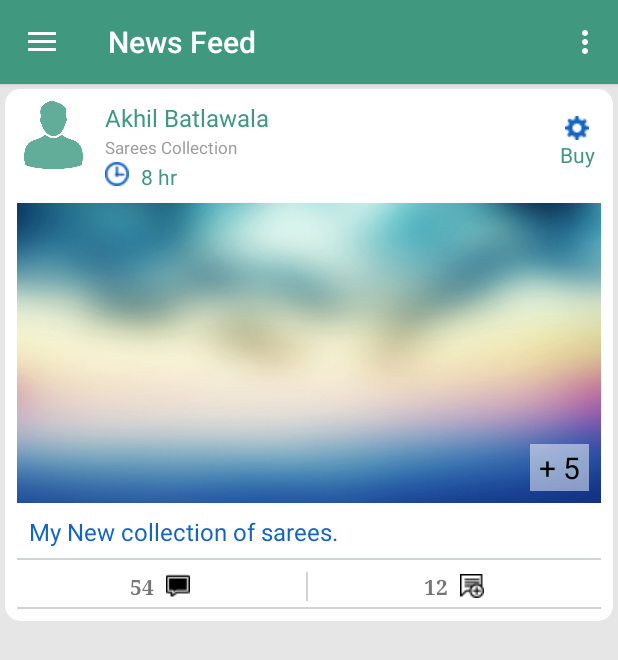
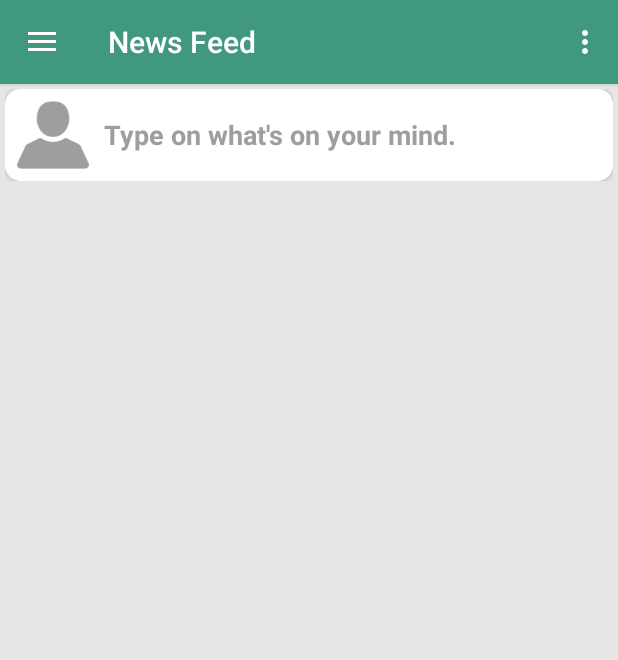
Before and after one commit to akhil1298/Textile, an Android app: the newsfeed screen opened directly, with no data from a screen before it, on a phone screen of 412 x 824 dp. Shown: the top 660 px of the screen. Run offline under Robolectric (Android 15) with nearby library versions, the phone set to English and light mode, and no system bars; 2 statements that could not run were skipped.

Commit message:
Login , New feed, create post and chat screen

```diff
--- a/app/src/main/java/fourever/textile/fragment/newsfeed.java
+++ b/app/src/main/java/fourever/textile/fragment/newsfeed.java
@@ -16,7 +16,7 @@ public class newsfeed extends Fragment {
     @Nullable
     @Override
     public View onCreateView(LayoutInflater inflater, ViewGroup container, Bundle savedInstanceState) {
-        View view = inflater.inflate(R.layout.newsfeed_design, null);
+        View view = inflater.inflate(R.layout.newsfeed_design_main, null);
 
         return view;
     }
--- /dev/null
+++ b/app/src/main/res/layout/newsfeed_design_main.xml
@@ -0,0 +1,62 @@
+<?xml version="1.0" encoding="utf-8"?>
+<android.support.v7.widget.CardView xmlns:android="http://schemas.android.com/apk/res/android"
+    xmlns:card_view="http://schemas.android.com/apk/res-auto"
+    android:id="@+id/card_view"
+    android:layout_width="match_parent"
+    android:layout_height="wrap_content"
+    android:layout_margin="5dp"
+    card_view:cardCornerRadius="10dp">
+
+    <LinearLayout xmlns:android="http://schemas.android.com/apk/res/android"
+        android:layout_width="match_parent"
+        android:layout_height="wrap_content"
+        android:orientation="vertical"
+        android:padding="8dp">
+
+        <LinearLayout
+            android:layout_width="match_parent"
+            android:layout_height="wrap_content"
+            android:orientation="horizontal"
+            android:weightSum="100">
+
+            <ImageView
+                android:id="@+id/profileimg"
+                android:layout_width="60dp"
+                android:layout_height="45dp"
+                android:layout_gravity="center_horizontal"
+                android:layout_weight="20"
+                android:background="@drawable/user_default" />
+
+            <LinearLayout
+                android:layout_width="match_parent"
+                android:layout_height="match_parent"
+                android:layout_marginRight="16dp"
+                android:layout_weight="70"
+                android:orientation="vertical">
+
+                <TextView
+                    android:gravity="center_vertical"
+                    android:id="@+id/txtname"
+                    android:layout_width="wrap_content"
+                    android:layout_height="match_parent"
+                    android:layout_marginLeft="10dp"
+                    android:text="Type on what's on your mind."
+                    android:textColor="@color/ltgrey"
+                    android:textSize="18dp"
+                    android:textStyle="bold"
+                    android:typeface="sans" />
+
+                <!--<TextView
+                    android:id="@+id/txttitle"
+                    android:layout_width="wrap_content"
+                    android:layout_height="wrap_content"
+                    android:layout_marginLeft="10dp"
+                    android:layout_marginTop="1dp"
+                    android:text="Sarees Collection"
+                    android:textColor="@color/ltgrey"
+                    android:textSize="11dp" />-->
+
+            </LinearLayout>
+        </LinearLayout>
+    </LinearLayout>
+</android.support.v7.widget.CardView>
--- a/app/src/main/res/values/styles.xml
+++ b/app/src/main/res/values/styles.xml
@@ -31,7 +31,7 @@
 
     <style name="ThemeOverlay.MyApp.ActionBar" parent="ThemeOverlay.AppCompat.ActionBar">
         <!-- change the background color of menu item inside 3 dots-->
-        <item name="android:textColorPrimary">@color/accentcolor</item>
+        <item name="android:textColorPrimary">@color/primaryColor</item>
         <item name="android:background">@color/background</item>
     </style>
 
```
Also changed, not shown: app/src/main/res/drawable-xhdpi/user_default.png (added).
